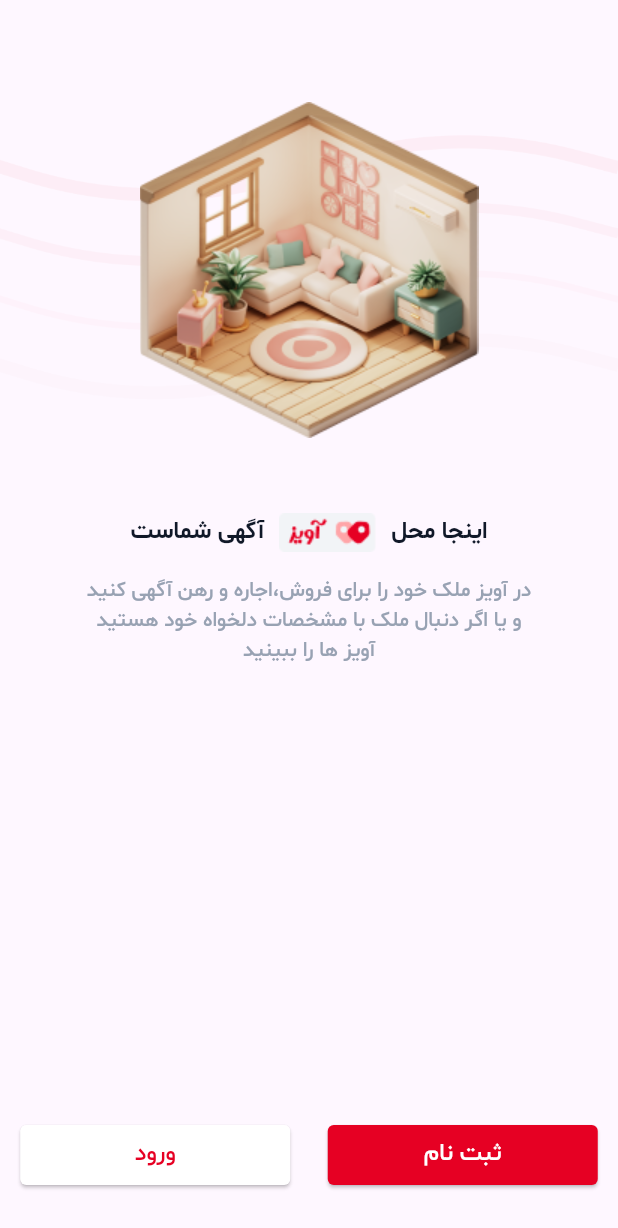
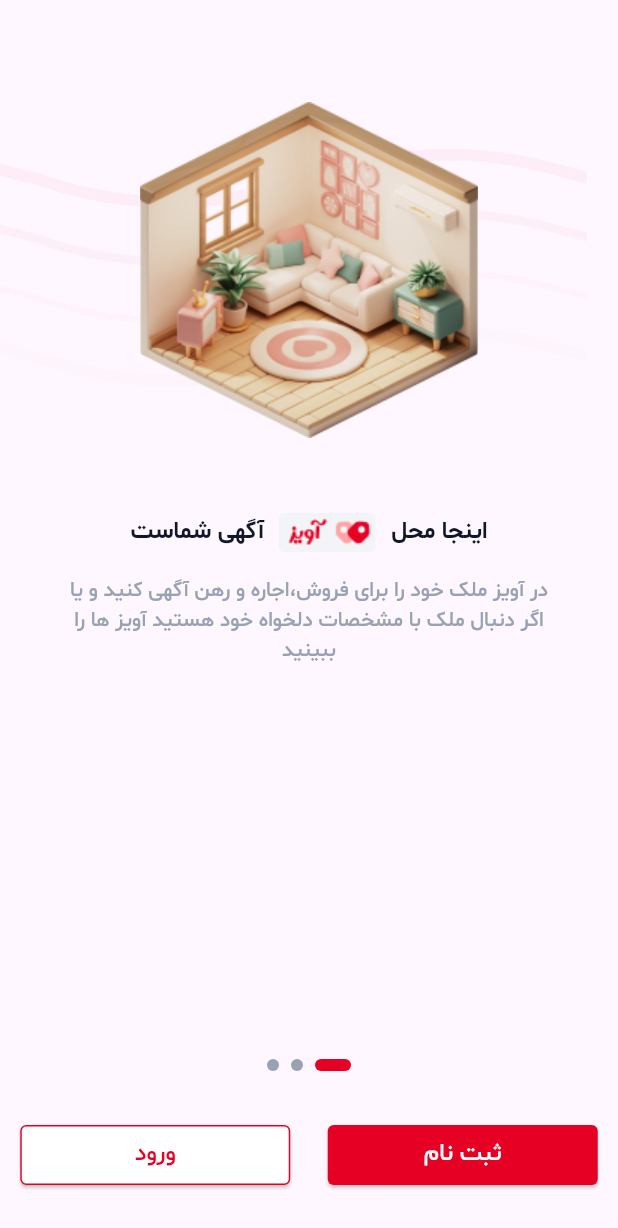
Before and after one commit to samsaie/aviz_application, a Flutter app: the screen it shows after launch, on a phone screen of 412 x 824 dp. Shown: the top 1228 px of the screen. Run offline on Flutter 3.47's test engine with Material 3 defaults, Android fonts, the phone set to English and light mode, and no system bars; drawn by our look-alikes of smooth_page_indicator; our stand-ins replace bloc, cached_network_image, dartz, dio, flutter_bloc, get_it and 1 more.

Commit message:
welcomePageIndicator

```diff
--- a/lib/Constants/theme.dart
+++ b/lib/Constants/theme.dart
@@ -4,17 +4,12 @@
 ThemeData appTheme() {
   return ThemeData(
     textTheme: const TextTheme(
-      titleLarge: TextStyle(
-        fontWeight: FontWeight.w700,
-        fontSize: 16,
+      titleLarge:
+          TextStyle(fontFamily: 'sb', fontSize: 16, color: AppColors.black),
+      titleMedium: TextStyle(
         fontFamily: 'sm',
-        color: AppColors.black,
-      ),
-      titleMedium: TextStyle(
-        fontWeight: FontWeight.w500,
-        fontSize: 16,
-        fontFamily: 'sm',
-        color: AppColors.borderGrey,
+        fontSize: 14,
+        color: AppColors.grey,
       ),
       titleSmall: TextStyle(
         fontWeight: FontWeight.w400,
--- a/lib/features/auth/view/login_screen.dart
+++ b/lib/features/auth/view/login_screen.dart
@@ -3,7 +3,7 @@
 
 import '../../../Constants/color.dart';
 import 'confirm_login_screen.dart';
-import 'signin_screen.dart';
+import 'signIn_screen.dart';
 
 class LoginScreen extends StatelessWidget {
   const LoginScreen({super.key});
--- a/lib/features/welcome_screen.dart
+++ b/lib/features/welcome_screen.dart
@@ -1,27 +1,61 @@
 import 'package:flutter/material.dart';
+import 'package:smooth_page_indicator/smooth_page_indicator.dart';
 
 import '../Constants/color.dart';
-import 'auth/view/login_screen.dart';
-import 'auth/view/signin_screen.dart';
+import '../widgets/bottoms.dart';
 
-class WelcomeScreen extends StatelessWidget {
-  const WelcomeScreen({super.key});
+class WelcomeScreen extends StatefulWidget {
+  WelcomeScreen({super.key});
 
   @override
+  State<WelcomeScreen> createState() => _WelcomeScreenState();
+}
+
+class _WelcomeScreenState extends State<WelcomeScreen> {
+  @override
   Widget build(BuildContext context) {
+    var controller = PageController(viewportFraction: 0.9);
     return Padding(
       padding: const EdgeInsets.symmetric(vertical: 30),
       child: SafeArea(
         child: Scaffold(
           body: Column(
             children: [
+              SizedBox(
+                height: 600,
+                width: double.infinity,
+                child: PageView.builder(
+                  itemCount: 3,
+                  controller: controller,
+                  itemBuilder: (context, index) {
+                    return Column(
+                      children: [
                         _getImageContainer(),
                         const SizedBox(
                           height: 12,
                         ),
                         _getContainerBox(),
+                      ],
+                    );
+                  },
+                ),
+              ),
               const Spacer(),
-              _getBottoms(context),
+              SmoothPageIndicator(
+                controller: controller,
+                count: 3,
+                textDirection: TextDirection.rtl,
+                effect: const ExpandingDotsEffect(
+                  dotHeight: 8,
+                  dotWidth: 8,
+                  dotColor: AppColors.grey,
+                  activeDotColor: AppColors.red,
+                ),
+              ),
+              const SizedBox(
+                height: 32,
+              ),
+              getBottoms(context)
             ],
           ),
         ),
@@ -55,9 +89,7 @@
 }
 
 Widget _getContainerBox() {
-  return Padding(
-    padding: const EdgeInsets.symmetric(horizontal: 16),
-    child: Column(
+  return Column(
     children: [
       Row(
         mainAxisAlignment: MainAxisAlignment.center,
@@ -85,7 +117,7 @@
         height: 16,
       ),
       const Padding(
-          padding: EdgeInsets.symmetric(horizontal: 41),
+        padding: EdgeInsets.symmetric(horizontal: 20),
         child: Text(
           'در آویز ملک خود را برای فروش،اجاره و رهن آگهی کنید و یا اگر دنبال ملک با مشخصات دلخواه خود هستید آویز ها را ببینید',
           style: TextStyle(
@@ -97,63 +129,5 @@
         ),
       )
     ],
-    ),
   );
 }
-
-Widget _getBottoms(BuildContext context) {
-  return Row(
-    mainAxisAlignment: MainAxisAlignment.center,
-    children: [
-      SizedBox(
-        width: 180,
-        child: ElevatedButton(
-          style: ElevatedButton.styleFrom(
-            shape: RoundedRectangleBorder(
-              borderRadius: BorderRadius.circular(4),
-            ),
-            backgroundColor: AppColors.red,
-            foregroundColor: Colors.white,
-          ),
-          onPressed: () {
-            Navigator.of(context).push(
-              MaterialPageRoute(
-                builder: (context) => const SignScreen(),
-              ),
-            );
-          },
-          child: const Text(
-            'ثبت نام',
-            style: TextStyle(fontFamily: 'sm', fontSize: 16),
-          ),
-        ),
-      ),
-      const SizedBox(
-        width: 25,
-      ),
-      SizedBox(
-        width: 180,
-        child: ElevatedButton(
-          style: ElevatedButton.styleFrom(
-            shape: RoundedRectangleBorder(
-              borderRadius: BorderRadius.circular(4),
-            ),
-            backgroundColor: Colors.white,
-            foregroundColor: AppColors.red,
-          ),
-          onPressed: () {
-            Navigator.of(context).push(
-              MaterialPageRoute(
-                builder: (context) => const LoginScreen(),
-              ),
-            );
-          },
-          child: const Text(
-            'ورود',
-            style: TextStyle(fontFamily: 'sm', fontSize: 16),
-          ),
-        ),
-      ),
-    ],
-  );
-}
--- a/lib/main.dart
+++ b/lib/main.dart
@@ -12,7 +12,7 @@
 
   @override
   Widget build(BuildContext context) {
-    return const MaterialApp(
+    return MaterialApp(
       home: Directionality(
         textDirection: TextDirection.rtl,
         child: Scaffold(
--- /dev/null
+++ b/lib/widgets/bottoms.dart
@@ -0,0 +1,63 @@
+import 'package:flutter/material.dart';
+
+import '../Constants/color.dart';
+import '../features/auth/view/login_screen.dart';
+import '../features/auth/view/signIn_screen.dart';
+
+Widget getBottoms(BuildContext context) {
+  return Row(
+    mainAxisAlignment: MainAxisAlignment.center,
+    children: [
+      SizedBox(
+        width: 180,
+        child: ElevatedButton(
+          style: ElevatedButton.styleFrom(
+            shape: RoundedRectangleBorder(
+              borderRadius: BorderRadius.circular(4),
+            ),
+            backgroundColor: AppColors.red,
+            foregroundColor: Colors.white,
+          ),
+          onPressed: () {
+            Navigator.of(context).push(
+              MaterialPageRoute(
+                builder: (context) => const SignScreen(),
+              ),
+            );
+          },
+          child: const Text(
+            'ثبت نام',
+            style: TextStyle(fontFamily: 'sm', fontSize: 16),
+          ),
+        ),
+      ),
+      const SizedBox(
+        width: 25,
+      ),
+      SizedBox(
+        width: 180,
+        child: ElevatedButton(
+          style: ElevatedButton.styleFrom(
+            shape: RoundedRectangleBorder(
+              side: const BorderSide(color: AppColors.red),
+              borderRadius: BorderRadius.circular(4),
+            ),
+            backgroundColor: Colors.white,
+            foregroundColor: AppColors.red,
+          ),
+          onPressed: () {
+            Navigator.of(context).push(
+              MaterialPageRoute(
+                builder: (context) => const LoginScreen(),
+              ),
+            );
+          },
+          child: const Text(
+            'ورود',
+            style: TextStyle(fontFamily: 'sm', fontSize: 16),
+          ),
+        ),
+      ),
+    ],
+  );
+}
--- a/lib/widgets/hot_promotion_card.dart
+++ b/lib/widgets/hot_promotion_card.dart
@@ -1,10 +1,9 @@
-import 'package:aviz_application/Util/number_extension.dart';
-import 'package:aviz_application/features/promotion_detail/view/detail_screen2.dart';
-import 'package:aviz_application/features/home/data/model/promotion.dart';
-import 'package:aviz_application/widgets/cached_network_image.dart';
 import 'package:flutter/material.dart';
-
+import 'cached_network_image.dart';
+import '../Util/number_extension.dart';
 import '../Constants/color.dart';
+import '../features/home/data/model/promotion.dart';
+import '../features/promotion_detail/view/detail_screen2.dart';
 
 class HotPromotionCard extends StatelessWidget {
   final Promotion promotion;
@@ -46,6 +45,7 @@
           children: [
             Container(
               width: 192,
+              height: 110,
               decoration: ShapeDecoration(
                 shape: RoundedRectangleBorder(
                   borderRadius: BorderRadius.circular(10),
@@ -53,6 +53,7 @@
               ),
               child: CachedImage(
                 imageUrl: promotion.thumbnailUrl,
+                fit: BoxFit.fill,
               ),
             ),
             const SizedBox(height: 16),
--- a/pubspec.yaml
+++ b/pubspec.yaml
@@ -28,6 +28,7 @@
   intl: ^0.19.0
 
   pin_code_fields: ^8.0.1
+  smooth_page_indicator: ^1.1.0
 
 
 dev_dependencies:
```
Also changed, not shown: pubspec.lock. Lines whose indentation alone changed are shown as unchanged.
